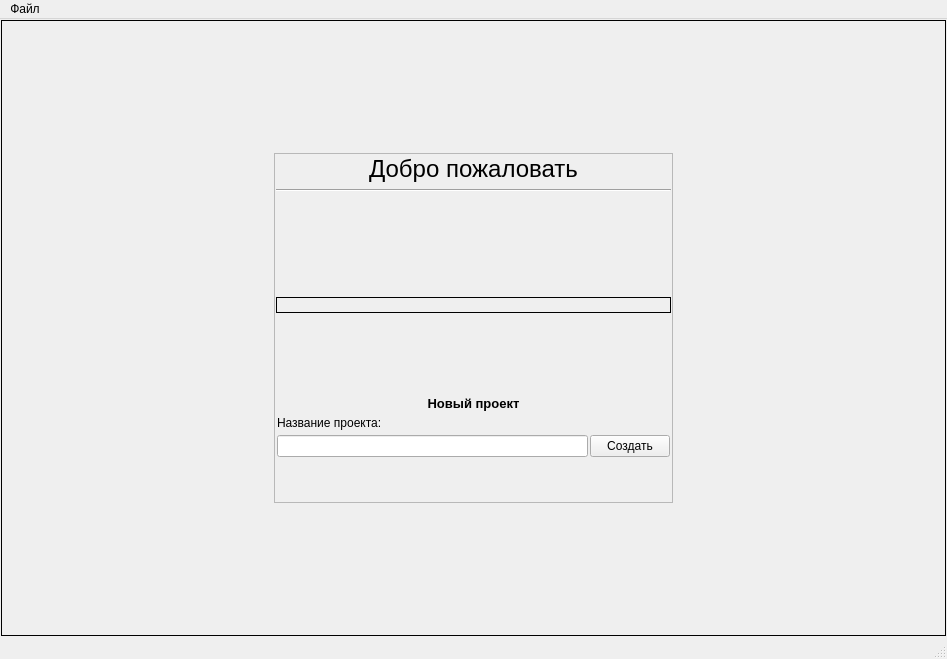
Before: the Qt Designer form NanotechPRO/nanotechpro.ui in Mik2203/NanotechPRO, drawn with Qt 5.
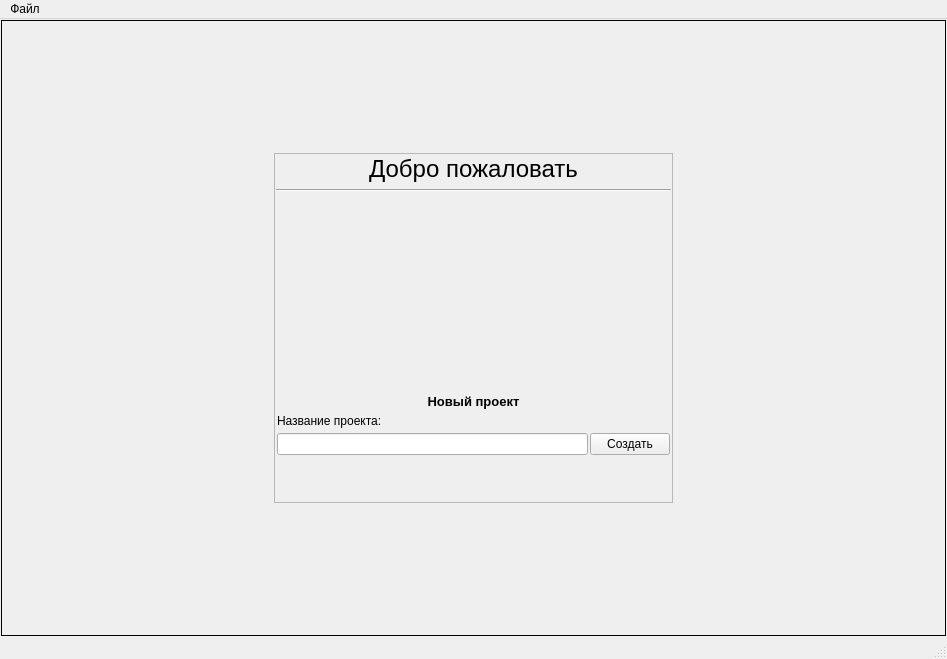
After: the same form once the commit is applied. Icons and pictures are not drawn.

```diff
--- a/NanotechPRO/nanotechpro.ui
+++ b/NanotechPRO/nanotechpro.ui
@@ -319,7 +319,7 @@
            <item row="3" column="0">
             <widget class="QLabel" name="la_version_1">
              <property name="frameShape">
-              <enum>QFrame::Box</enum>
+              <enum>QFrame::NoFrame</enum>
              </property>
              <property name="text">
               <string/>
```
